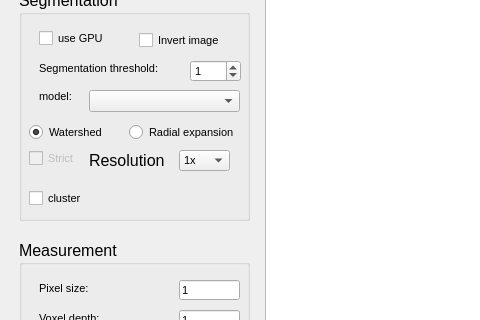
The window that resources/fiber_tool.ui (vikba/Fiberpose) describes before a commit, drawn with Qt 5; both pictures show x 0 to 480 and y 138 to 458 of the 879 by 878 pixel window.
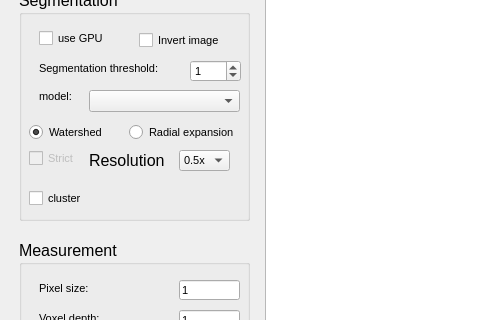
The same window after the commit. Custom widgets are drawn as their Qt base class.

Diff of the .ui file:
```diff
--- a/resources/fiber_tool.ui
+++ b/resources/fiber_tool.ui
@@ -500,6 +500,11 @@
           <pointsize>8</pointsize>
          </font>
         </property>
+        <item>
+         <property name="text">
+          <string>0.5x</string>
+         </property>
+        </item>
         <item>
          <property name="text">
           <string>1x</string>
```
Left out of the diff: 12 changed lines with no effect on the pictures.
